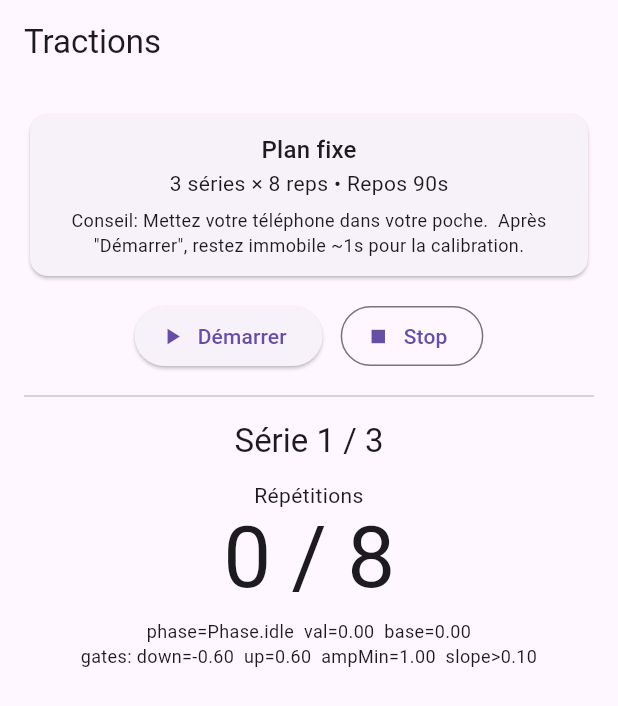
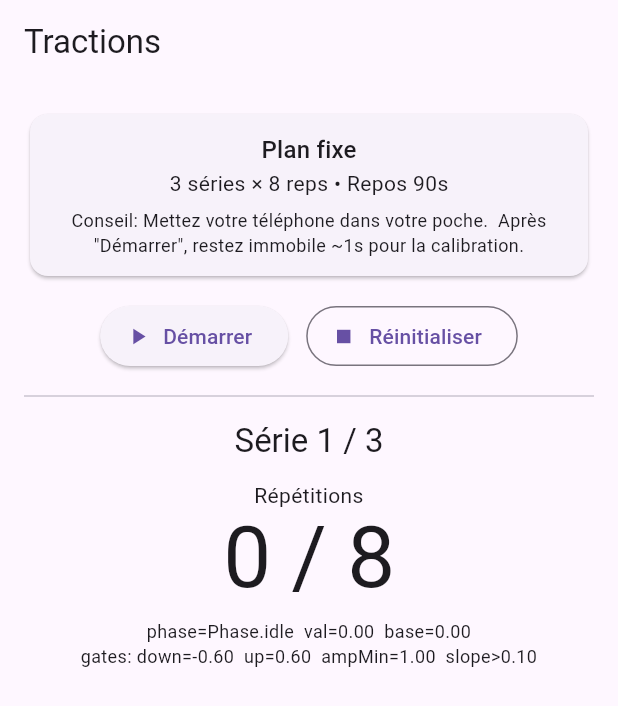
Before and after one commit to Louen12/natation, a Flutter app: the screen it shows after launch, on a phone screen of 412 x 824 dp. Shown: the top 706 px of the screen. Run offline on Flutter 3.47's test engine with Material 3 defaults, Android fonts, the phone set to English and light mode, and no system bars; our stand-ins replace sensors_plus.

Commit message:
rename workout files and update imports for traction tracking feature

```diff
--- a/lib/main.dart
+++ b/lib/main.dart
@@ -1,5 +1,5 @@
 import 'package:flutter/material.dart';
-import 'screens/workout_screen.dart';
+import 'screens/tjtq_traction_screen.dart';
 
 void main() {
   runApp(const MyApp());
--- a/lib/models/workout.dart
+++ b/lib/models/tjtq_traction.dart
@@ -1,17 +1,17 @@
 /// Plan d'entraînement
-class WorkoutPlan {
+class TractionPlan {
   final int sets;        // nb de séries
   final int repsPerSet;  // nb de répétitions par série
   final int restSeconds; // repos entre séries (en secondes)
 
-  const WorkoutPlan({
+  const TractionPlan({
     required this.sets,
     required this.repsPerSet,
     required this.restSeconds,
   });
 
   /// TESTS
-  static const WorkoutPlan defaultPlan = WorkoutPlan(
+  static const TractionPlan defaultPlan = TractionPlan(
     sets: 3,
     repsPerSet: 8,
     restSeconds: 90,
--- a/lib/screens/workout_screen.dart
+++ b/lib/screens/tjtq_traction_screen.dart
@@ -1,8 +1,8 @@
 import 'dart:async';
 import 'dart:math' as math;
 import 'package:flutter/material.dart';
-import '../models/workout.dart';
-import '../services/sensor_service.dart';
+import '../models/tjtq_traction.dart';
+import '../services/tjtq_traction_sensor_service.dart';
 
 /// Phases du cycle (1 rep = descent -> bottom -> ascent validée)
 enum Phase { idle, descent, bottom, ascent }
@@ -14,8 +14,8 @@ class WorkoutScreen extends StatefulWidget {
 }
 
 class _WorkoutScreenState extends State<WorkoutScreen> {
-  // ---- Plan fixe (modifie dans models/workout.dart si besoin) -------------
-  static const WorkoutPlan plan = WorkoutPlan.defaultPlan;
+  // ---- Plan fixe -------------
+  static const TractionPlan plan = TractionPlan.defaultPlan;
 
   // ---- État séance --------------------------------------------------------
   int currentSet = 1;
@@ -47,8 +47,8 @@ class _WorkoutScreenState extends State<WorkoutScreen> {
   double maxInAscent  = 0.0;
 
   // Anti-doublons / garde-fous
-  static const minBottomHold = Duration(milliseconds: 140);
-  static const refractory    = Duration(milliseconds: 1200); // délai entre 2 reps
+  static const minBottomHold = Duration(milliseconds: 100);
+  static const refractory    = Duration(milliseconds: 900); // délai entre 2 reps
   static const maxPhaseMs    = 2500;                         // max par phase
   DateTime _bottomAt = DateTime.fromMillisecondsSinceEpoch(0);
   DateTime _lastRep  = DateTime.fromMillisecondsSinceEpoch(0);
@@ -80,15 +80,15 @@ class _WorkoutScreenState extends State<WorkoutScreen> {
     base = mu;
 
     // Portes (hystérésis de franchissement) — plus sigma est gros, plus on exige
-    final gate = math.max(0.45, sigma * 2.5);
+    final gate = math.max(0.35, sigma * 2);
     downGate = -gate;
     upGate   =  gate;
 
     // Amplitude minimale (écart min entre min et max d'un cycle)
-    ampThresh = math.max(1.2, sigma * 4.0);
+    ampThresh = math.max(0.90, sigma * 3.0);
 
     // Pente minimale pour considérer un vrai changement de sens
-    slopeEps = math.max(0.10, sigma * 0.8);
+    slopeEps = math.max(0.08, sigma * 0.6);
   }
 
   // --------------------------- Contrôles séance --------------------------
@@ -305,7 +305,7 @@ class _WorkoutScreenState extends State<WorkoutScreen> {
                 OutlinedButton.icon(
                   onPressed: _stopWorkout,
                   icon: const Icon(Icons.stop),
-                  label: const Text('Stop'),
+                  label: const Text('Réinitialiser'),
                 ),
               ],
             ),
@@ -338,7 +338,7 @@ class _WorkoutScreenState extends State<WorkoutScreen> {
                 textAlign: TextAlign.center,
               ),
               const SizedBox(height: 8),
-              // ✨ Debug pour réglages rapides (supprimable)
+              // Debug
               Text(
                 'phase=$_phase  val=${val.toStringAsFixed(2)}  base=${base.toStringAsFixed(2)}\n'
                     'gates: down=${downGate.toStringAsFixed(2)}  up=${upGate.toStringAsFixed(2)}  '
```
Also changed, not shown: lib/services/tjtq_traction_sensor_service.dart (renamed from lib/services/sensor_service.dart).
